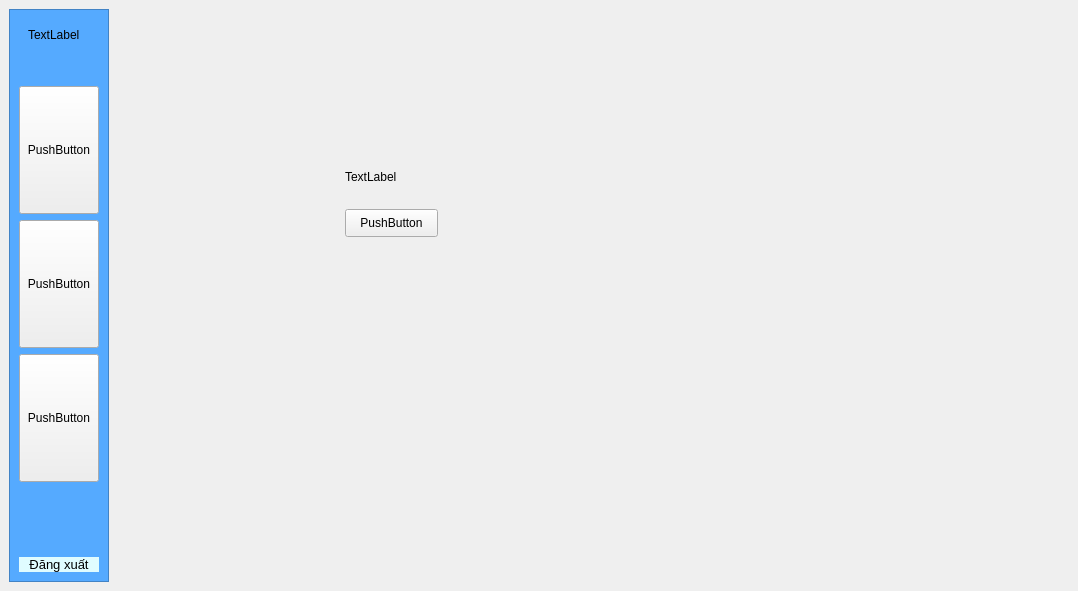
First picture: the form in view/Menu/dashboard.ui, repository loimaxto/DoAnPython, before the edit.
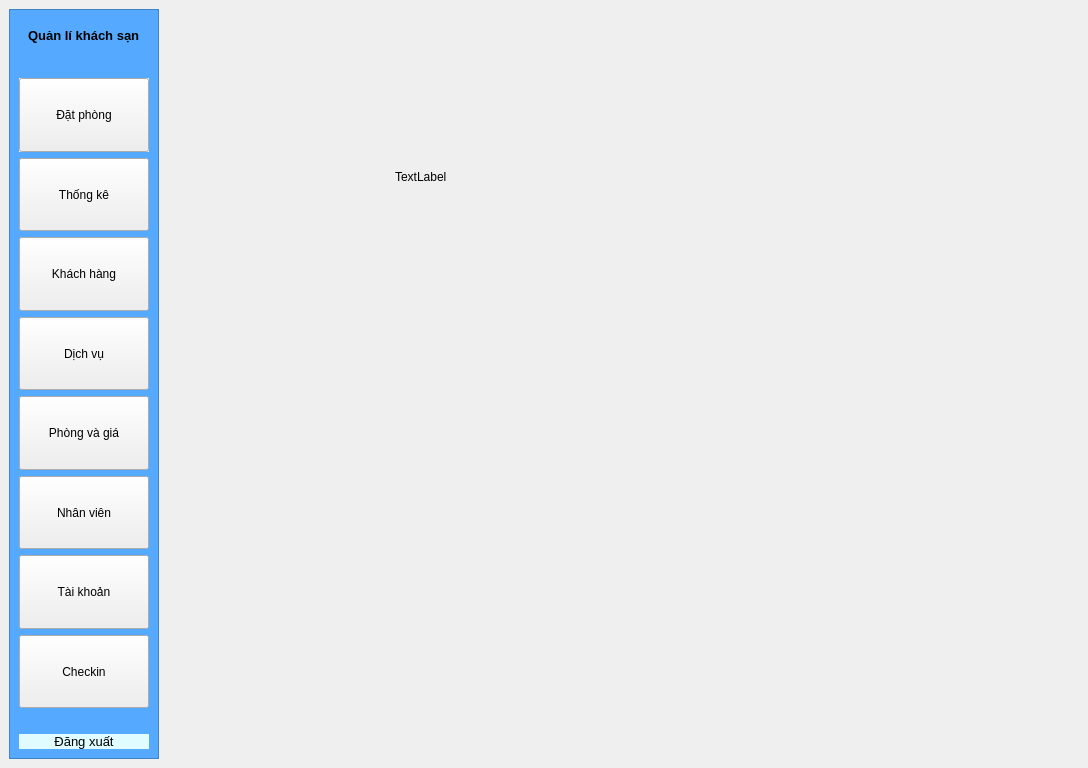
Second picture: the form after the edit. The open tabs and pages were chosen to show the change.

Commit message: fix meny layout a little

```diff
--- a/view/Menu/dashboard.ui
+++ b/view/Menu/dashboard.ui
@@ -6,8 +6,8 @@
    <rect>
     <x>0</x>
     <y>0</y>
-    <width>1078</width>
-    <height>591</height>
+    <width>1088</width>
+    <height>768</height>
    </rect>
   </property>
   <property name="windowTitle">
@@ -68,8 +68,15 @@
          <layout class="QHBoxLayout" name="horizontalLayout">
           <item>
            <widget class="QLabel" name="logoLabel">
+            <property name="font">
+             <font>
+              <pointsize>10</pointsize>
+              <weight>75</weight>
+              <bold>true</bold>
+             </font>
+            </property>
             <property name="text">
-             <string>TextLabel</string>
+             <string>Quản lí khách sạn</string>
             </property>
            </widget>
           </item>
@@ -97,9 +104,15 @@
           <property name="leftMargin">
            <number>0</number>
           </property>
+          <property name="topMargin">
+           <number>0</number>
+          </property>
           <property name="rightMargin">
            <number>0</number>
           </property>
+          <property name="bottomMargin">
+           <number>0</number>
+          </property>
           <item>
            <widget class="QPushButton" name="b2">
             <property name="sizePolicy">
@@ -111,14 +124,36 @@
             <property name="focusPolicy">
              <enum>Qt::StrongFocus</enum>
             </property>
+            <property name="autoFillBackground">
+             <bool>true</bool>
+            </property>
             <property name="text">
-             <string>PushButton</string>
+             <string>Đặt phòng</string>
             </property>
            </widget>
           </item>
           <item>
            <widget class="QPushButton" name="b1">
             <property name="sizePolicy">
+             <sizepolicy hsizetype="Minimum" vsizetype="Preferred">
+              <horstretch>0</horstretch>
+              <verstretch>0</verstretch>
+             </sizepolicy>
+            </property>
+            <property name="cursor">
+             <cursorShape>ArrowCursor</cursorShape>
+            </property>
+            <property name="focusPolicy">
+             <enum>Qt::TabFocus</enum>
+            </property>
+            <property name="text">
+             <string>Thống kê</string>
+            </property>
+           </widget>
+          </item>
+          <item>
+           <widget class="QPushButton" name="khachHangBtn">
+            <property name="sizePolicy">
              <sizepolicy hsizetype="Preferred" vsizetype="Preferred">
               <horstretch>0</horstretch>
               <verstretch>0</verstretch>
@@ -128,7 +163,7 @@
              <enum>Qt::ClickFocus</enum>
             </property>
             <property name="text">
-             <string>PushButton</string>
+             <string>Khách hàng</string>
             </property>
            </widget>
           </item>
@@ -144,26 +179,89 @@
              <enum>Qt::StrongFocus</enum>
             </property>
             <property name="text">
-             <string>PushButton</string>
+             <string>Dịch vụ</string>
+            </property>
+           </widget>
+          </item>
+          <item>
+           <widget class="QPushButton" name="phongGiaBtn">
+            <property name="sizePolicy">
+             <sizepolicy hsizetype="Minimum" vsizetype="Preferred">
+              <horstretch>0</horstretch>
+              <verstretch>0</verstretch>
+             </sizepolicy>
+            </property>
+            <property name="cursor">
+             <cursorShape>ArrowCursor</cursorShape>
+            </property>
+            <property name="focusPolicy">
+             <enum>Qt::TabFocus</enum>
+            </property>
+            <property name="text">
+             <string>Phòng và giá</string>
+            </property>
+           </widget>
+          </item>
+          <item>
+           <widget class="QPushButton" name="nhanVienBtn">
+            <property name="sizePolicy">
+             <sizepolicy hsizetype="Minimum" vsizetype="Preferred">
+              <horstretch>0</horstretch>
+              <verstretch>0</verstretch>
+             </sizepolicy>
+            </property>
+            <property name="cursor">
+             <cursorShape>ArrowCursor</cursorShape>
+            </property>
+            <property name="focusPolicy">
+             <enum>Qt::TabFocus</enum>
+            </property>
+            <property name="text">
+             <string>Nhân viên</string>
+            </property>
+           </widget>
+          </item>
+          <item>
+           <widget class="QPushButton" name="taiKhoanBtn">
+            <property name="sizePolicy">
+             <sizepolicy hsizetype="Minimum" vsizetype="Preferred">
+              <horstretch>0</horstretch>
+              <verstretch>0</verstretch>
+             </sizepolicy>
+            </property>
+            <property name="cursor">
+             <cursorShape>ArrowCursor</cursorShape>
+            </property>
+            <property name="focusPolicy">
+             <enum>Qt::TabFocus</enum>
+            </property>
+            <property name="text">
+             <string>Tài khoản</string>
+            </property>
+           </widget>
+          </item>
+          <item>
+           <widget class="QPushButton" name="checkinBtn">
+            <property name="sizePolicy">
+             <sizepolicy hsizetype="Minimum" vsizetype="Preferred">
+              <horstretch>0</horstretch>
+              <verstretch>0</verstretch>
+             </sizepolicy>
+            </property>
+            <property name="cursor">
+             <cursorShape>ArrowCursor</cursorShape>
+            </property>
+            <property name="focusPolicy">
+             <enum>Qt::TabFocus</enum>
+            </property>
+            <property name="text">
+             <string>Checkin</string>
             </property>
            </widget>
           </item>
          </layout>
         </widget>
        </item>
-       <item>
-        <spacer name="verticalSpacer">
-         <property name="orientation">
-          <enum>Qt::Vertical</enum>
-         </property>
-         <property name="sizeHint" stdset="0">
-          <size>
-           <width>20</width>
-           <height>40</height>
-          </size>
-         </property>
-        </spacer>
-       </item>
        <item>
         <widget class="QLabel" name="dangXuatBtn">
          <property name="enabled">
@@ -184,9 +282,9 @@
             <colorrole role="Button">
              <brush brushstyle="SolidPattern">
               <color alpha="255">
-               <red>255</red>
-               <green>255</green>
-               <blue>127</blue>
+               <red>224</red>
+               <green>252</green>
+               <blue>255</blue>
               </color>
              </brush>
             </colorrole>
@@ -256,8 +354,8 @@
             <colorrole role="Base">
              <brush brushstyle="SolidPattern">
               <color alpha="255">
-               <red>255</red>
-               <green>255</green>
+               <red>224</red>
+               <green>252</green>
                <blue>255</blue>
               </color>
              </brush>
@@ -265,9 +363,9 @@
             <colorrole role="Window">
              <brush brushstyle="SolidPattern">
               <color alpha="255">
-               <red>255</red>
-               <green>255</green>
-               <blue>127</blue>
+               <red>224</red>
+               <green>252</green>
+               <blue>255</blue>
               </color>
              </brush>
             </colorrole>
@@ -321,9 +419,9 @@
             <colorrole role="Button">
              <brush brushstyle="SolidPattern">
               <color alpha="255">
-               <red>255</red>
-               <green>255</green>
-               <blue>127</blue>
+               <red>224</red>
+               <green>252</green>
+               <blue>255</blue>
               </color>
              </brush>
             </colorrole>
@@ -393,8 +491,8 @@
             <colorrole role="Base">
              <brush brushstyle="SolidPattern">
               <color alpha="255">
-               <red>255</red>
-               <green>255</green>
+               <red>224</red>
+               <green>252</green>
                <blue>255</blue>
               </color>
              </brush>
@@ -402,9 +500,9 @@
             <colorrole role="Window">
              <brush brushstyle="SolidPattern">
               <color alpha="255">
-               <red>255</red>
-               <green>255</green>
-               <blue>127</blue>
+               <red>224</red>
+               <green>252</green>
+               <blue>255</blue>
               </color>
              </brush>
             </colorrole>
@@ -458,9 +556,9 @@
             <colorrole role="Button">
              <brush brushstyle="SolidPattern">
               <color alpha="255">
-               <red>255</red>
-               <green>255</green>
-               <blue>127</blue>
+               <red>224</red>
+               <green>252</green>
+               <blue>255</blue>
               </color>
              </brush>
             </colorrole>
@@ -530,18 +628,18 @@
             <colorrole role="Base">
              <brush brushstyle="SolidPattern">
               <color alpha="255">
-               <red>255</red>
-               <green>255</green>
-               <blue>127</blue>
+               <red>224</red>
+               <green>252</green>
+               <blue>255</blue>
               </color>
              </brush>
             </colorrole>
             <colorrole role="Window">
              <brush brushstyle="SolidPattern">
               <color alpha="255">
-               <red>255</red>
-               <green>255</green>
-               <blue>127</blue>
+               <red>224</red>
+               <green>252</green>
+               <blue>255</blue>
               </color>
              </brush>
             </colorrole>
@@ -610,6 +708,15 @@
     </item>
     <item row="0" column="1">
      <widget class="QStackedWidget" name="stackedWidget">
+      <property name="sizePolicy">
+       <sizepolicy hsizetype="Preferred" vsizetype="Preferred">
+        <horstretch>0</horstretch>
+        <verstretch>0</verstretch>
+       </sizepolicy>
+      </property>
+      <property name="focusPolicy">
+       <enum>Qt::NoFocus</enum>
+      </property>
       <property name="currentIndex">
        <number>0</number>
       </property>
@@ -627,19 +734,6 @@
          <string>TextLabel</string>
         </property>
        </widget>
-       <widget class="QPushButton" name="pushButton">
-        <property name="geometry">
-         <rect>
-          <x>230</x>
-          <y>200</y>
-          <width>93</width>
-          <height>28</height>
-         </rect>
-        </property>
-        <property name="text">
-         <string>PushButton</string>
-        </property>
-       </widget>
       </widget>
       <widget class="QWidget" name="page2">
        <widget class="QLabel" name="label_2">
```
Left out of the diff: 32 changed lines with no effect on the pictures. The commit also changes 1 other file.
